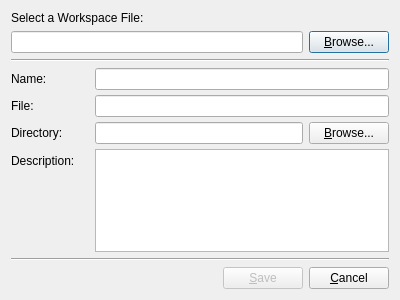
rdit-ch/itemframework, file src/project/file_workspace_edit_dialog.ui: the form before one commit.
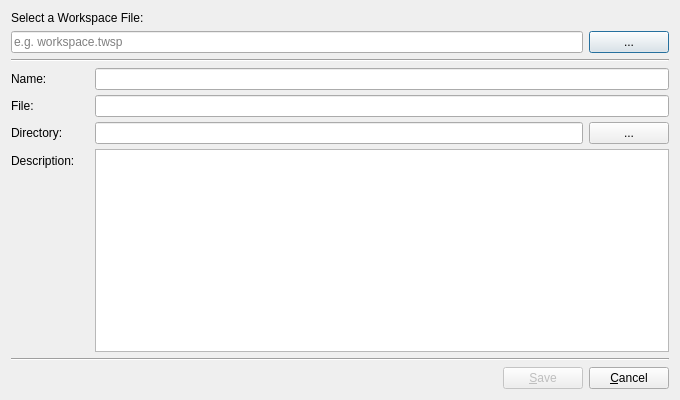
The form after the commit.

What changed in the file:
```diff
--- a/src/project/file_workspace_edit_dialog.ui
+++ b/src/project/file_workspace_edit_dialog.ui
@@ -6,8 +6,8 @@
    <rect>
     <x>0</x>
     <y>0</y>
-    <width>400</width>
-    <height>300</height>
+    <width>680</width>
+    <height>400</height>
    </rect>
   </property>
   <property name="windowTitle">
@@ -28,12 +28,15 @@
        <property name="readOnly">
         <bool>true</bool>
        </property>
+       <property name="placeholderText">
+        <string>e.g. workspace.twsp</string>
+       </property>
       </widget>
      </item>
      <item>
       <widget class="QPushButton" name="pushButtonBrowseWorkspace">
        <property name="text">
-        <string>&amp;Browse...</string>
+        <string>...</string>
        </property>
       </widget>
      </item>
@@ -124,7 +127,7 @@
          <item>
           <widget class="QPushButton" name="pushButtonSelectWorkspaceDirectory">
            <property name="text">
-            <string>&amp;Browse...</string>
+            <string>...</string>
            </property>
           </widget>
          </item>
```
Left out of the diff: 33 changed lines with no effect on the pictures.
